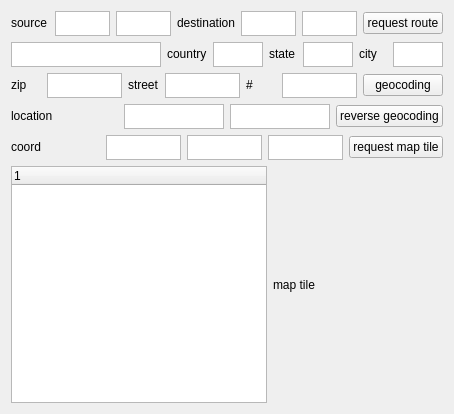
First picture: the form in examples/qgeoapiui/mainwindow.ui, repository qtproject/qt-mobility, before the edit.
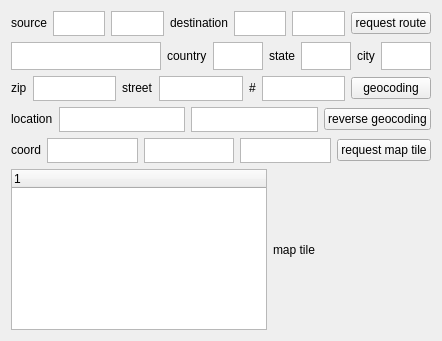
Second picture: the form after the edit.

Commit message: maemo layout fixes for qgeoapiui example

The edit to the form file:
```diff
--- a/examples/qgeoapiui/mainwindow.ui
+++ b/examples/qgeoapiui/mainwindow.ui
@@ -6,29 +6,17 @@
    <rect>
     <x>0</x>
     <y>0</y>
-    <width>454</width>
-    <height>414</height>
+    <width>437</width>
+    <height>341</height>
    </rect>
   </property>
-  <property name="sizePolicy">
-   <sizepolicy hsizetype="Minimum" vsizetype="Preferred">
-    <horstretch>0</horstretch>
-    <verstretch>0</verstretch>
-   </sizepolicy>
-  </property>
   <property name="windowTitle">
    <string>MainWindow</string>
   </property>
   <widget class="QWidget" name="centralWidget">
    <layout class="QVBoxLayout" name="verticalLayout">
-    <property name="sizeConstraint">
-     <enum>QLayout::SetNoConstraint</enum>
-    </property>
     <item>
      <layout class="QVBoxLayout" name="qgeoapiLayout">
-      <property name="sizeConstraint">
-       <enum>QLayout::SetDefaultConstraint</enum>
-      </property>
       <item>
        <layout class="QHBoxLayout" name="routeLayout">
         <item>
@@ -47,17 +35,23 @@
         <item>
          <widget class="QTextEdit" name="srcLong">
           <property name="sizePolicy">
-           <sizepolicy hsizetype="Minimum" vsizetype="Fixed">
+           <sizepolicy hsizetype="Preferred" vsizetype="Preferred">
             <horstretch>0</horstretch>
             <verstretch>0</verstretch>
            </sizepolicy>
           </property>
-          <property name="maximumSize">
+          <property name="minimumSize">
            <size>
-            <width>55</width>
+            <width>50</width>
             <height>25</height>
            </size>
           </property>
+          <property name="maximumSize">
+           <size>
+            <width>75</width>
+            <height>60</height>
+           </size>
+          </property>
           <property name="verticalScrollBarPolicy">
            <enum>Qt::ScrollBarAlwaysOff</enum>
           </property>
@@ -69,17 +63,23 @@
         <item>
          <widget class="QTextEdit" name="srcLat">
           <property name="sizePolicy">
-           <sizepolicy hsizetype="Minimum" vsizetype="Fixed">
+           <sizepolicy hsizetype="Preferred" vsizetype="Preferred">
             <horstretch>0</horstretch>
             <verstretch>0</verstretch>
            </sizepolicy>
           </property>
-          <property name="maximumSize">
+          <property name="minimumSize">
            <size>
-            <width>55</width>
+            <width>50</width>
             <height>25</height>
            </size>
           </property>
+          <property name="maximumSize">
+           <size>
+            <width>75</width>
+            <height>60</height>
+           </size>
+          </property>
           <property name="verticalScrollBarPolicy">
            <enum>Qt::ScrollBarAlwaysOff</enum>
           </property>
@@ -104,17 +104,23 @@
         <item>
          <widget class="QTextEdit" name="dstLong">
           <property name="sizePolicy">
-           <sizepolicy hsizetype="Minimum" vsizetype="Fixed">
+           <sizepolicy hsizetype="Preferred" vsizetype="Preferred">
             <horstretch>0</horstretch>
             <verstretch>0</verstretch>
            </sizepolicy>
           </property>
-          <property name="maximumSize">
+          <property name="minimumSize">
            <size>
-            <width>55</width>
+            <width>50</width>
             <height>25</height>
            </size>
           </property>
+          <property name="maximumSize">
+           <size>
+            <width>75</width>
+            <height>60</height>
+           </size>
+          </property>
           <property name="verticalScrollBarPolicy">
            <enum>Qt::ScrollBarAlwaysOff</enum>
           </property>
@@ -126,17 +132,23 @@
         <item>
          <widget class="QTextEdit" name="dstLat">
           <property name="sizePolicy">
-           <sizepolicy hsizetype="Minimum" vsizetype="Fixed">
+           <sizepolicy hsizetype="Preferred" vsizetype="Preferred">
             <horstretch>0</horstretch>
             <verstretch>0</verstretch>
            </sizepolicy>
           </property>
-          <property name="maximumSize">
+          <property name="minimumSize">
            <size>
-            <width>55</width>
+            <width>50</width>
             <height>25</height>
            </size>
           </property>
+          <property name="maximumSize">
+           <size>
+            <width>75</width>
+            <height>60</height>
+           </size>
+          </property>
           <property name="verticalScrollBarPolicy">
            <enum>Qt::ScrollBarAlwaysOff</enum>
           </property>
@@ -168,21 +180,21 @@
         <item>
          <widget class="QTextEdit" name="obloc">
           <property name="sizePolicy">
-           <sizepolicy hsizetype="Minimum" vsizetype="Fixed">
+           <sizepolicy hsizetype="Preferred" vsizetype="Preferred">
             <horstretch>0</horstretch>
             <verstretch>0</verstretch>
            </sizepolicy>
           </property>
           <property name="minimumSize">
            <size>
-            <width>0</width>
-            <height>0</height>
+            <width>150</width>
+            <height>25</height>
            </size>
           </property>
           <property name="maximumSize">
            <size>
             <width>150</width>
-            <height>25</height>
+            <height>60</height>
            </size>
           </property>
           <property name="verticalScrollBarPolicy">
@@ -209,17 +221,23 @@
         <item>
          <widget class="QTextEdit" name="country">
           <property name="sizePolicy">
-           <sizepolicy hsizetype="Minimum" vsizetype="Fixed">
+           <sizepolicy hsizetype="Preferred" vsizetype="Preferred">
             <horstretch>0</horstretch>
             <verstretch>0</verstretch>
            </sizepolicy>
           </property>
-          <property name="maximumSize">
+          <property name="minimumSize">
            <size>
             <width>50</width>
             <height>25</height>
            </size>
           </property>
+          <property name="maximumSize">
+           <size>
+            <width>100</width>
+            <height>60</height>
+           </size>
+          </property>
           <property name="verticalScrollBarPolicy">
            <enum>Qt::ScrollBarAlwaysOff</enum>
           </property>
@@ -244,17 +262,23 @@
         <item>
          <widget class="QTextEdit" name="state">
           <property name="sizePolicy">
-           <sizepolicy hsizetype="Minimum" vsizetype="Fixed">
+           <sizepolicy hsizetype="Preferred" vsizetype="Preferred">
             <horstretch>0</horstretch>
             <verstretch>0</verstretch>
            </sizepolicy>
           </property>
-          <property name="maximumSize">
+          <property name="minimumSize">
            <size>
             <width>50</width>
             <height>25</height>
            </size>
           </property>
+          <property name="maximumSize">
+           <size>
+            <width>100</width>
+            <height>60</height>
+           </size>
+          </property>
           <property name="verticalScrollBarPolicy">
            <enum>Qt::ScrollBarAlwaysOff</enum>
           </property>
@@ -279,17 +303,23 @@
         <item>
          <widget class="QTextEdit" name="city">
           <property name="sizePolicy">
-           <sizepolicy hsizetype="Minimum" vsizetype="Fixed">
+           <sizepolicy hsizetype="Preferred" vsizetype="Preferred">
             <horstretch>0</horstretch>
             <verstretch>0</verstretch>
            </sizepolicy>
           </property>
-          <property name="maximumSize">
+          <property name="minimumSize">
            <size>
             <width>50</width>
             <height>25</height>
            </size>
           </property>
+          <property name="maximumSize">
+           <size>
+            <width>100</width>
+            <height>60</height>
+           </size>
+          </property>
           <property name="verticalScrollBarPolicy">
            <enum>Qt::ScrollBarAlwaysOff</enum>
           </property>
@@ -318,17 +348,23 @@
         <item>
          <widget class="QTextEdit" name="zip">
           <property name="sizePolicy">
-           <sizepolicy hsizetype="Minimum" vsizetype="Fixed">
+           <sizepolicy hsizetype="Preferred" vsizetype="Preferred">
             <horstretch>0</horstretch>
             <verstretch>0</verstretch>
            </sizepolicy>
           </property>
-          <property name="maximumSize">
+          <property name="minimumSize">
            <size>
-            <width>75</width>
+            <width>50</width>
             <height>25</height>
            </size>
           </property>
+          <property name="maximumSize">
+           <size>
+            <width>100</width>
+            <height>60</height>
+           </size>
+          </property>
           <property name="verticalScrollBarPolicy">
            <enum>Qt::ScrollBarAlwaysOff</enum>
           </property>
@@ -353,17 +389,23 @@
         <item>
          <widget class="QTextEdit" name="street">
           <property name="sizePolicy">
-           <sizepolicy hsizetype="Minimum" vsizetype="Fixed">
+           <sizepolicy hsizetype="Preferred" vsizetype="Preferred">
             <horstretch>0</horstretch>
             <verstretch>0</verstretch>
            </sizepolicy>
           </property>
-          <property name="maximumSize">
+          <property name="minimumSize">
            <size>
-            <width>75</width>
+            <width>50</width>
             <height>25</height>
            </size>
           </property>
+          <property name="maximumSize">
+           <size>
+            <width>100</width>
+            <height>60</height>
+           </size>
+          </property>
           <property name="verticalScrollBarPolicy">
            <enum>Qt::ScrollBarAlwaysOff</enum>
           </property>
@@ -388,17 +430,23 @@
         <item>
          <widget class="QTextEdit" name="streetNumber">
           <property name="sizePolicy">
-           <sizepolicy hsizetype="Minimum" vsizetype="Fixed">
+           <sizepolicy hsizetype="Preferred" vsizetype="Preferred">
             <horstretch>0</horstretch>
             <verstretch>0</verstretch>
            </sizepolicy>
           </property>
-          <property name="maximumSize">
+          <property name="minimumSize">
            <size>
-            <width>75</width>
+            <width>50</width>
             <height>25</height>
            </size>
           </property>
+          <property name="maximumSize">
+           <size>
+            <width>100</width>
+            <height>60</height>
+           </size>
+          </property>
           <property name="verticalScrollBarPolicy">
            <enum>Qt::ScrollBarAlwaysOff</enum>
           </property>
@@ -440,17 +488,23 @@
         <item>
          <widget class="QTextEdit" name="locLong">
           <property name="sizePolicy">
-           <sizepolicy hsizetype="Minimum" vsizetype="Fixed">
+           <sizepolicy hsizetype="Preferred" vsizetype="Preferred">
             <horstretch>0</horstretch>
             <verstretch>0</verstretch>
            </sizepolicy>
           </property>
-          <property name="maximumSize">
+          <property name="minimumSize">
            <size>
-            <width>100</width>
+            <width>50</width>
             <height>25</height>
            </size>
           </property>
+          <property name="maximumSize">
+           <size>
+            <width>150</width>
+            <height>60</height>
+           </size>
+          </property>
           <property name="verticalScrollBarPolicy">
            <enum>Qt::ScrollBarAlwaysOff</enum>
           </property>
@@ -462,17 +516,23 @@
         <item>
          <widget class="QTextEdit" name="locLat">
           <property name="sizePolicy">
-           <sizepolicy hsizetype="Minimum" vsizetype="Fixed">
+           <sizepolicy hsizetype="Preferred" vsizetype="Preferred">
             <horstretch>0</horstretch>
             <verstretch>0</verstretch>
            </sizepolicy>
           </property>
-          <property name="maximumSize">
+          <property name="minimumSize">
            <size>
-            <width>100</width>
+            <width>50</width>
             <height>25</height>
            </size>
           </property>
+          <property name="maximumSize">
+           <size>
+            <width>150</width>
+            <height>60</height>
+           </size>
+          </property>
           <property name="verticalScrollBarPolicy">
            <enum>Qt::ScrollBarAlwaysOff</enum>
           </property>
@@ -514,17 +574,23 @@
         <item>
          <widget class="QTextEdit" name="tileLong">
           <property name="sizePolicy">
-           <sizepolicy hsizetype="Minimum" vsizetype="Fixed">
+           <sizepolicy hsizetype="Preferred" vsizetype="Preferred">
             <horstretch>0</horstretch>
             <verstretch>0</verstretch>
            </sizepolicy>
           </property>
-          <property name="maximumSize">
+          <property name="minimumSize">
            <size>
-            <width>75</width>
+            <width>50</width>
             <height>25</height>
            </size>
           </property>
+          <property name="maximumSize">
+           <size>
+            <width>100</width>
+            <height>60</height>
+           </size>
+          </property>
           <property name="verticalScrollBarPolicy">
            <enum>Qt::ScrollBarAlwaysOff</enum>
           </property>
@@ -536,17 +602,23 @@
         <item>
          <widget class="QTextEdit" name="tileLat">
           <property name="sizePolicy">
-           <sizepolicy hsizetype="Minimum" vsizetype="Fixed">
+           <sizepolicy hsizetype="Preferred" vsizetype="Preferred">
             <horstretch>0</horstretch>
             <verstretch>0</verstretch>
            </sizepolicy>
           </property>
-          <property name="maximumSize">
+          <property name="minimumSize">
            <size>
-            <width>75</width>
+            <width>50</width>
             <height>25</height>
            </size>
           </property>
+          <property name="maximumSize">
+           <size>
+            <width>100</width>
+            <height>60</height>
+           </size>
+          </property>
           <property name="verticalScrollBarPolicy">
            <enum>Qt::ScrollBarAlwaysOff</enum>
           </property>
@@ -558,17 +630,23 @@
         <item>
          <widget class="QTextEdit" name="tileZoomLevel">
           <property name="sizePolicy">
-           <sizepolicy hsizetype="Minimum" vsizetype="Fixed">
+           <sizepolicy hsizetype="Preferred" vsizetype="Preferred">
             <horstretch>0</horstretch>
             <verstretch>0</verstretch>
            </sizepolicy>
           </property>
-          <property name="maximumSize">
+          <property name="minimumSize">
            <size>
-            <width>75</width>
+            <width>50</width>
             <height>25</height>
            </size>
           </property>
+          <property name="maximumSize">
+           <size>
+            <width>100</width>
+            <height>60</height>
+           </size>
+          </property>
           <property name="verticalScrollBarPolicy">
            <enum>Qt::ScrollBarAlwaysOff</enum>
           </property>
```
The commit also changes 3 other files.
